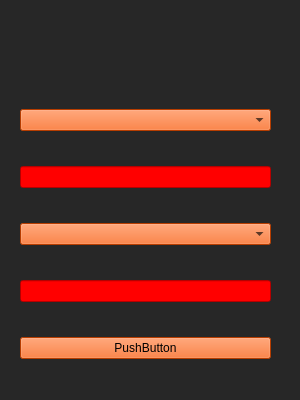
Who1s1t/Qt5Project, file untitled.ui: the form before one commit.
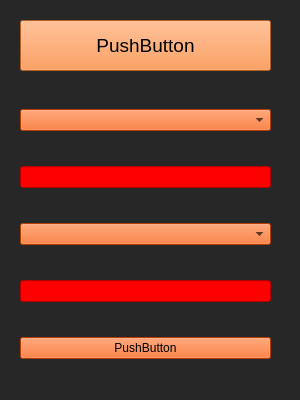
The form after the commit.

```diff
--- a/untitled.ui
+++ b/untitled.ui
@@ -23,6 +23,27 @@
    <string notr="true">background-color: rgb(39, 39, 39);
 </string>
   </property>
+  <widget class="QPushButton" name="bupdate">
+   <property name="geometry">
+    <rect>
+     <x>20</x>
+     <y>20</y>
+     <width>251</width>
+     <height>51</height>
+    </rect>
+   </property>
+   <property name="font">
+    <font>
+     <pointsize>14</pointsize>
+    </font>
+   </property>
+   <property name="styleSheet">
+    <string notr="true">background-color: rgb(255, 130, 46);</string>
+   </property>
+   <property name="text">
+    <string>PushButton</string>
+   </property>
+  </widget>
   <widget class="QWidget" name="">
    <property name="geometry">
     <rect>
```
